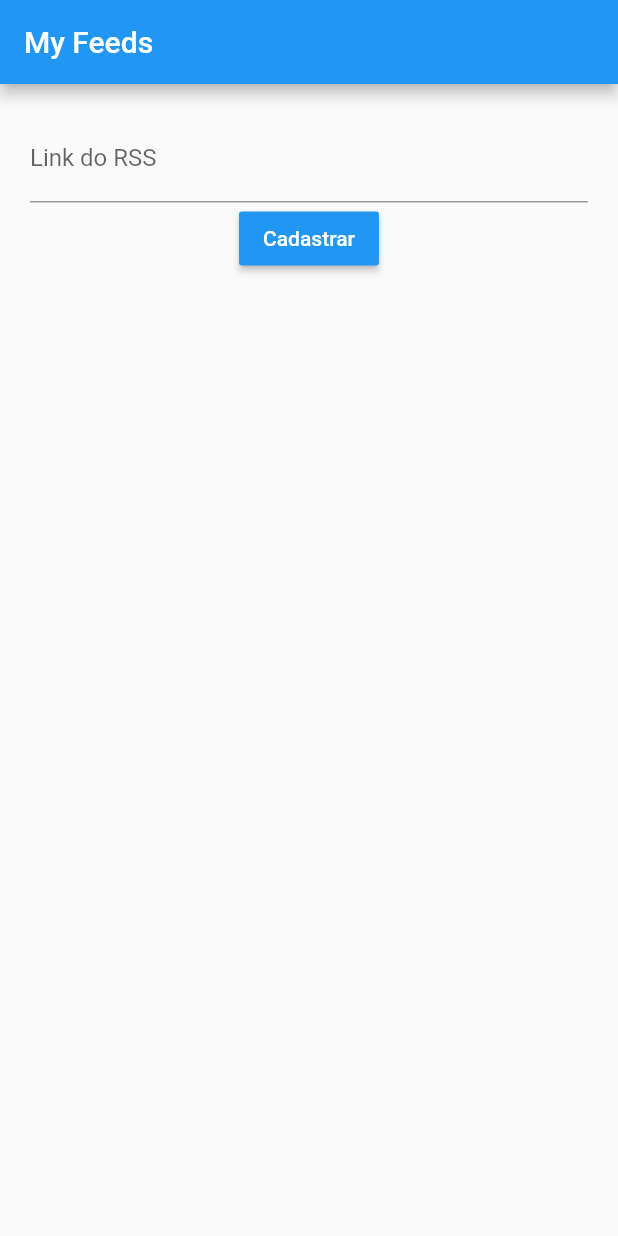
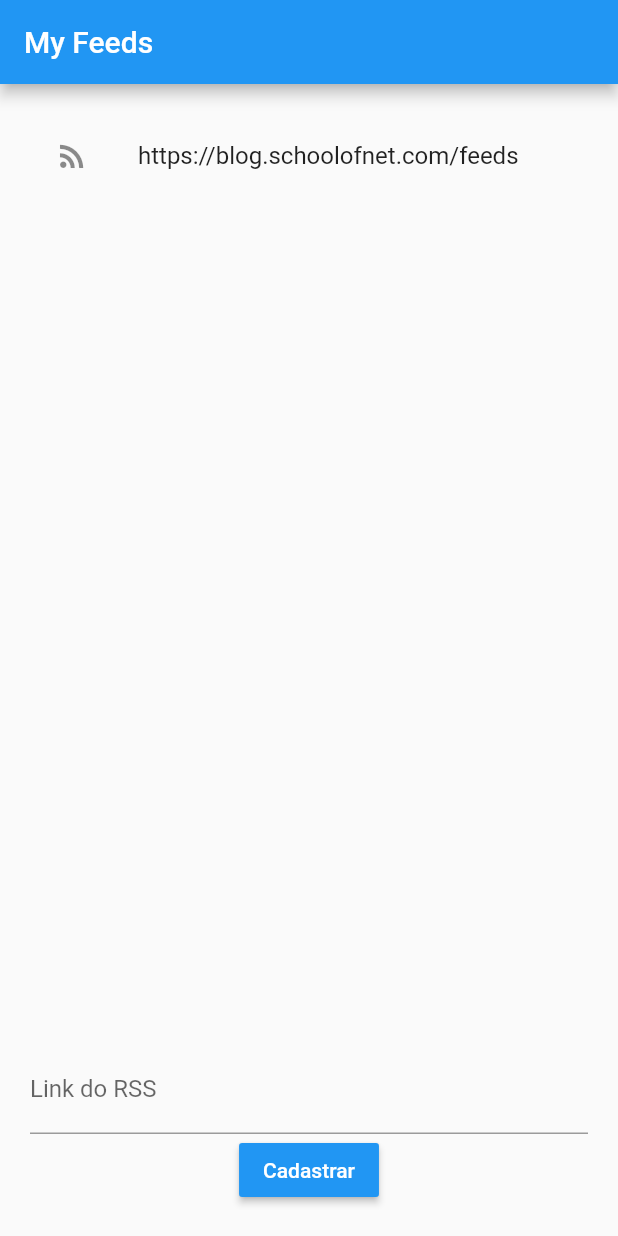
Before and after one commit to carlosmarian/SchoolOfNet_FLUTTER, a Flutter app: the screen it shows after launch, on a phone screen of 412 x 824 dp. Run offline on Flutter 3.47's test engine with Material 2 defaults, Android fonts, the phone set to English and light mode, and no system bars.

Commit message:
Add listview in form, implement add text to list

```diff
--- a/curso_flutter_avancando/lib/pages/home_page.dart
+++ b/curso_flutter_avancando/lib/pages/home_page.dart
@@ -14,6 +14,11 @@ class _HomePageState extends State<HomePage> {
   //Define um controle para ter acesso aos dados do campo de texto.
   final feedController = TextEditingController();
 
+  //Declara a lista que será carregada no ListView
+  List feeds = [
+    "https://blog.schoolofnet.com/feeds",
+  ];
+
   @override
   Widget build(BuildContext context) {
     return Scaffold(
@@ -28,12 +33,35 @@ class _HomePageState extends State<HomePage> {
                 key : _formKey,
                 child: Column(
                   children: <Widget>[
+                    //Para add uma lista é necessário usar o Expanded, ele posiciona a lista
+                    Expanded(
+                      child: ListView.builder(
+                        //Atribui o tamanho da lisat baseado na lista
+                        itemCount : feeds.length,
+                        itemBuilder : (
+                          context,
+                          index){
+                            return ListTile(
+                              //Coloca no titulo o conteudo do indice
+                              title: Text(feeds[index]),
+                              //Add um icone
+                              leading: Icon(Icons.rss_feed),
+                              //Adicionando a ação de click
+                              onTap: (){
+                                //Aki será add a ação do click
+                                print(index.toString());
+                              },
+                            );
+                          }
+                      ),
+                    ),
                     TextFormField(
                       keyboardType: TextInputType.url,
                       //Relaciona o controle ao componente que queremos gerenciar.
                       controller: feedController,
                       decoration: InputDecoration(
-                        labelText: 'Link do RSS'
+                        labelText: 'Link do RSS',
+                        hintText: 'url'
                       ),
                       validator: (value) {
                         //Efetua a valiação, retorna vazio caso esta ok ou a msg do erro.
@@ -50,7 +78,11 @@ class _HomePageState extends State<HomePage> {
                         //Para aplicar a validação dos campos, é necessário solicitar um validate ao status do form
                         if(_formKey.currentState.validate()){
                           print(feedController.text);
-                          feedController.text = '';
+                          //Atribuindo o valor do campo texto na lista, sempre usar o setState
+                          setState(() {
+                            feeds.add(feedController.text);
+                            feedController.text = '';
+                          });
                         }
                       },
                     )
```
